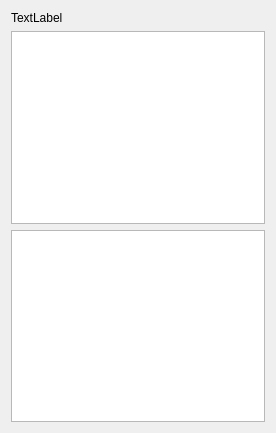
The window that GeoStation_Projet/avionsmozaicwidget.ui (SoheibBiga/GeoStation) describes before a commit, drawn with Qt 5.
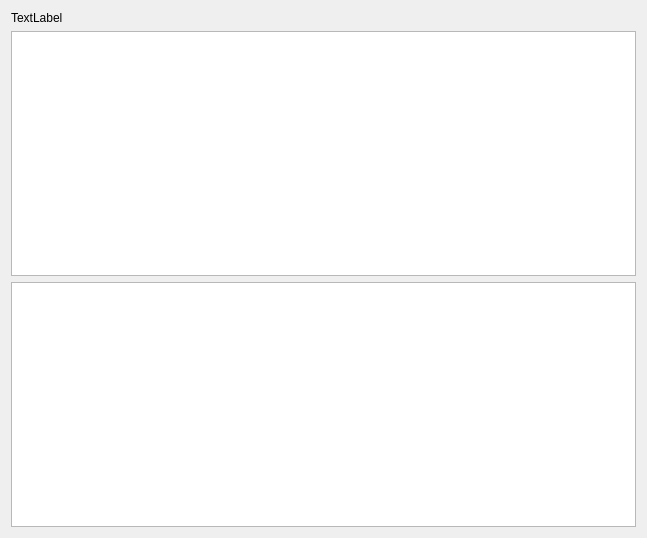
The same window after the commit. Custom widgets are drawn as their Qt base class.

The edit to the form file:
```diff
--- a/GeoStation_Projet/avionsmozaicwidget.ui
+++ b/GeoStation_Projet/avionsmozaicwidget.ui
@@ -6,8 +6,8 @@
    <rect>
     <x>0</x>
     <y>0</y>
-    <width>276</width>
-    <height>433</height>
+    <width>647</width>
+    <height>538</height>
    </rect>
   </property>
   <property name="windowTitle">
```
